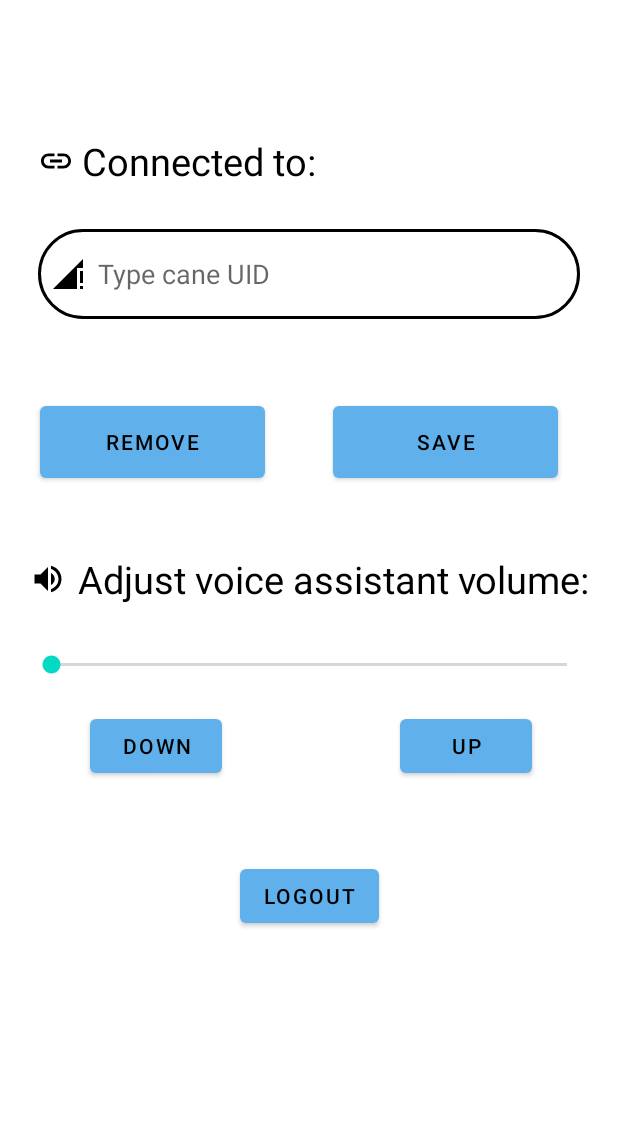
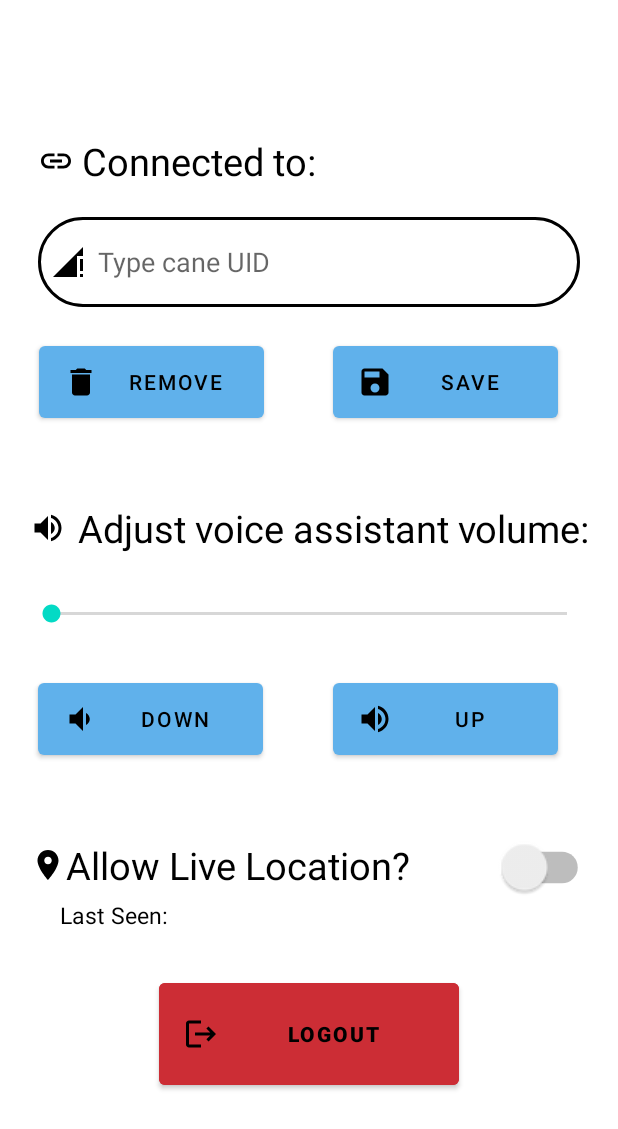
Before and after one commit to harri012/Hermes_App, an Android app: the fragment SettingsFragment shown on its own in the app's theme, on a phone screen of 412 x 824 dp. Shown: the top 1129 px of the screen. Run offline under Robolectric (Android 15) with nearby library versions, the phone set to English and light mode, and no system bars; our stand-ins replace Firebase (no records; nobody signed in at launch, a user with empty details on screens opened directly).

Commit message:
fixed calls permission grant if more than 2 times and redid settings UI

```diff
--- a/app/src/main/java/com/example/hermes_app/ui/comboNavDrawer/call/CallFragment.java
+++ b/app/src/main/java/com/example/hermes_app/ui/comboNavDrawer/call/CallFragment.java
@@ -6,6 +6,7 @@ import android.content.Intent;
 import android.content.pm.PackageManager;
 import android.net.Uri;
 import android.os.Bundle;
+import android.provider.Settings;
 import android.view.LayoutInflater;
 import android.view.View;
 import android.view.ViewGroup;
@@ -113,8 +114,8 @@ public class CallFragment extends Fragment {
 
     private void showPermissionDialog() {
         new AlertDialog.Builder(requireContext())
-                .setTitle("Permission Required")
-                .setMessage("Call permission is required to make calls. Do you want to grant the permission now?")
+                .setTitle("Call Permission Required")
+                .setMessage("Call permission is required to make calls. Do you want to grant the permission now? If grant does not work, go to app settigns")
                 .setPositiveButton("Grant", (dialog, which) -> {
                     // Request call permission again
                     requestCallPermission();
@@ -123,6 +124,13 @@ public class CallFragment extends Fragment {
                     // User canceled the permission request
                     Toast.makeText(requireContext(), "Call permission denied. You cannot make calls.", Toast.LENGTH_SHORT).show();
                 })
+                .setNeutralButton("Go to Settings", (dialog, which) -> {
+                    // Open app settings where the user can manually enable the permission
+                    Intent intent = new Intent(Settings.ACTION_APPLICATION_DETAILS_SETTINGS);
+                    Uri uri = Uri.fromParts("package", requireActivity().getPackageName(), null);
+                    intent.setData(uri);
+                    startActivity(intent);
+                })
                 .show();
     }
 
--- a/app/src/main/java/com/example/hermes_app/ui/comboNavDrawer/settings/SettingsFragment.java
+++ b/app/src/main/java/com/example/hermes_app/ui/comboNavDrawer/settings/SettingsFragment.java
@@ -33,7 +33,7 @@ public class SettingsFragment extends Fragment {
     private Button saveButton;
     private Button removeButton;
     private EditText uid;
-    private TextView uid_textView;
+    private TextView lastKnown;
     private AudioManager audioManager;
     private SeekBar soundBar;
 
@@ -150,6 +150,15 @@ public class SettingsFragment extends Fragment {
             }
         });
 
+        //SWITCH
+        lastKnown = root.findViewById(R.id.lastKnownLocationText);
+        final TextView textView = binding.lastKnownLocationText;
+        settingsViewModel.getLastKnownText().observe(getViewLifecycleOwner(), textView::setText);
+
+
+
+
+
         //logout
         authentication = FirebaseAuth.getInstance();
 
--- a/app/src/main/java/com/example/hermes_app/ui/comboNavDrawer/settings/SettingsViewModel.java
+++ b/app/src/main/java/com/example/hermes_app/ui/comboNavDrawer/settings/SettingsViewModel.java
@@ -12,16 +12,19 @@ import java.util.Arrays;
 
 public class SettingsViewModel extends ViewModel {
     private MutableLiveData<String> uid = new MutableLiveData<>();
+    private final MutableLiveData<String> lastKnownText;
     private MutableLiveData<List<String>> colorPaletteLiveData = new MutableLiveData<>();
     private MediatorLiveData<String> combinedLiveData = new MediatorLiveData<>();
 
 
     public SettingsViewModel() {
-
-
+        lastKnownText = new MutableLiveData<>();
+        lastKnownText.setValue("Last Seen: ");
     }
 
-
+    public LiveData<String> getLastKnownText() {
+        return lastKnownText;
+    }
 
     public LiveData<String> getText() {
         return uid;
--- /dev/null
+++ b/app/src/main/res/drawable/ic_baseline_delete_24.xml
@@ -0,0 +1,5 @@
+<vector android:height="24dp" android:tint="#000000"
+    android:viewportHeight="24" android:viewportWidth="24"
+    android:width="24dp" xmlns:android="http://schemas.android.com/apk/res/android">
+    <path android:fillColor="@android:color/white" android:pathData="M6,19c0,1.1 0.9,2 2,2h8c1.1,0 2,-0.9 2,-2V7H6v12zM19,4h-3.5l-1,-1h-5l-1,1H5v2h14V4z"/>
+</vector>
--- /dev/null
+++ b/app/src/main/res/drawable/ic_baseline_save_24.xml
@@ -0,0 +1,5 @@
+<vector android:height="24dp" android:tint="#000000"
+    android:viewportHeight="24" android:viewportWidth="24"
+    android:width="24dp" xmlns:android="http://schemas.android.com/apk/res/android">
+    <path android:fillColor="@android:color/white" android:pathData="M17,3L5,3c-1.11,0 -2,0.9 -2,2v14c0,1.1 0.89,2 2,2h14c1.1,0 2,-0.9 2,-2L21,7l-4,-4zM12,19c-1.66,0 -3,-1.34 -3,-3s1.34,-3 3,-3 3,1.34 3,3 -1.34,3 -3,3zM15,9L5,9L5,5h10v4z"/>
+</vector>
--- /dev/null
+++ b/app/src/main/res/drawable/ic_baseline_volume_down_24.xml
@@ -0,0 +1,5 @@
+<vector android:autoMirrored="true" android:height="24dp"
+    android:tint="#000000" android:viewportHeight="24"
+    android:viewportWidth="24" android:width="24dp" xmlns:android="http://schemas.android.com/apk/res/android">
+    <path android:fillColor="@android:color/white" android:pathData="M18.5,12c0,-1.77 -1.02,-3.29 -2.5,-4.03v8.05c1.48,-0.73 2.5,-2.25 2.5,-4.02zM5,9v6h4l5,5V4L9,9H5z"/>
+</vector>
--- a/app/src/main/res/layout/content_main.xml
+++ b/app/src/main/res/layout/content_main.xml
@@ -49,6 +49,8 @@
             android:layout_width="wrap_content"
             android:layout_height="wrap_content"
             android:backgroundTint="@color/deu_beige"
+            android:outlineAmbientShadowColor="@color/black"
+            android:contentDescription="Ping Button"
             android:src="@drawable/ic_baseline_network_ping_24"
             android:tint="@color/white"
             app:layout_anchor="@id/navigation_bottomAppBar"
--- a/app/src/main/res/layout/fragment_settings.xml
+++ b/app/src/main/res/layout/fragment_settings.xml
@@ -27,7 +27,7 @@
         android:layout_height="60dp"
         android:layout_marginLeft="25dp"
         android:layout_marginRight="25dp"
-        android:layout_marginTop="28dp"
+        android:layout_marginTop="20dp"
         android:background="@drawable/login_edit_text"
         android:drawableLeft="@drawable/ic_baseline_signal_cellular_connected_no_internet_4_bar_24"
         android:drawablePadding="8dp"
@@ -42,9 +42,10 @@
         android:id="@+id/save_button"
         android:layout_width="150dp"
         android:layout_height="60dp"
-        android:layout_marginTop="52dp"
+        android:layout_marginTop="20dp"
         android:layout_marginEnd="40dp"
         android:text="Save"
+        android:drawableLeft="@drawable/ic_baseline_save_24"
         app:layout_constraintEnd_toEndOf="parent"
         app:layout_constraintTop_toBottomOf="@+id/uid" />
 
@@ -52,9 +53,12 @@
         android:id="@+id/remove_button"
         android:layout_width="150dp"
         android:layout_height="60dp"
-        android:layout_marginTop="52dp"
+        android:layout_marginStart="25dp"
+        android:layout_marginTop="20dp"
         android:layout_marginEnd="45dp"
         android:text="Remove"
+        android:drawableLeft="@drawable/ic_baseline_delete_24"
+        app:layout_constraintStart_toStartOf="parent"
         app:layout_constraintEnd_toStartOf="@+id/save_button"
         app:layout_constraintTop_toBottomOf="@+id/uid" />
 
@@ -64,7 +68,7 @@
         android:layout_width="wrap_content"
         android:layout_height="wrap_content"
         android:layout_marginStart="20dp"
-        android:layout_marginTop="44dp"
+        android:layout_marginTop="50dp"
         android:drawableLeft="@drawable/ic_baseline_volume_up_24"
         android:drawablePadding="8dp"
         android:text="Adjust voice assistant volume:"
@@ -84,41 +88,81 @@
         app:layout_constraintStart_toStartOf="parent"
         app:layout_constraintTop_toBottomOf="@+id/Volume" />
 
+
     <Button
         android:id="@+id/volumeDownButton"
-        android:layout_width="wrap_content"
-        android:layout_height="wrap_content"
-        android:layout_marginStart="56dp"
-        android:layout_marginTop="10dp"
-        android:layout_marginBottom="25dp"
+        android:layout_width="150dp"
+        android:layout_height="60dp"
+        android:layout_marginStart="25dp"
+        android:layout_marginTop="20dp"
         android:text="down"
-        app:layout_constraintEnd_toStartOf="@+id/volumeUpButton"
+        android:drawableLeft="@drawable/ic_baseline_volume_down_24"
         app:layout_constraintStart_toStartOf="parent"
         app:layout_constraintTop_toBottomOf="@+id/soundSeekBar" />
 
     <Button
         android:id="@+id/volumeUpButton"
+        android:layout_width="150dp"
+        android:layout_height="60dp"
+        android:layout_marginTop="20dp"
+        android:layout_marginEnd="40dp"
+        android:text="up"
+        android:drawableLeft="@drawable/ic_baseline_volume_up_24"
+        app:layout_constraintEnd_toEndOf="parent"
+        app:layout_constraintTop_toBottomOf="@+id/soundSeekBar" />
+
+    <TextView
+        android:id="@+id/LocateSwitchText"
         android:layout_width="wrap_content"
         android:layout_height="wrap_content"
-        android:layout_marginStart="114dp"
-        android:layout_marginTop="10dp"
-        android:layout_marginEnd="53dp"
-        android:layout_marginBottom="80dp"
-        android:text="up"
+        android:layout_marginStart="20dp"
+        android:layout_marginTop="50dp"
+        android:layout_marginBottom="25dp"
+        android:drawableLeft="@drawable/ic_baseline_location_on_24"
+        android:text="Allow Live Location?"
+        android:textColor="@color/black"
+        android:textSize="25dp"
+        app:layout_constraintStart_toStartOf="parent"
+        app:layout_constraintTop_toBottomOf="@id/volumeDownButton" />
+
+    <TextView
+        android:id="@+id/lastKnownLocationText"
+        android:layout_width="275dp"
+        android:layout_height="20dp"
+        android:layout_marginStart="40dp"
+        android:layout_marginTop="40dp"
+        android:textColor="@color/black"
+        android:textSize="15dp"
+        app:layout_constraintStart_toStartOf="parent"
+        app:layout_constraintTop_toTopOf="@id/LocateSwitchText" />
+
+    <Switch
+        android:id="@+id/LocateSwitch"
+        android:layout_width="58dp"
+        android:layout_height="38dp"
+        android:layout_marginTop="50dp"
+        android:scaleX="1.5"
+        android:scaleY="1.5"
+        app:layout_constraintBottom_toTopOf="@+id/logout_button"
         app:layout_constraintEnd_toEndOf="parent"
-        app:layout_constraintStart_toEndOf="@+id/volumeDownButton"
-        app:layout_constraintTop_toBottomOf="@+id/soundSeekBar" />
+        app:layout_constraintHorizontal_bias="0.687"
+        app:layout_constraintStart_toEndOf="@+id/LocateSwitchText"
+        app:layout_constraintTop_toBottomOf="@+id/volumeUpButton"
+        app:layout_constraintVertical_bias="0.0"
+        tools:ignore="UseSwitchCompatOrMaterialXml" />
 
     <Button
         android:id="@+id/logout_button"
-        android:layout_width="wrap_content"
-        android:layout_height="wrap_content"
-        android:layout_marginTop="52dp"
+        android:layout_width="200dp"
+        android:layout_height="80dp"
+        android:layout_marginTop="30dp"
+        android:backgroundTint="@color/deu_red"
         android:text="Logout"
+        android:textStyle="bold"
+        android:drawableLeft="@drawable/ic_baseline_logout_24"
         app:layout_constraintEnd_toEndOf="parent"
         app:layout_constraintStart_toStartOf="parent"
-        app:layout_constraintTop_toBottomOf="@+id/volumeUpButton" />
-
+        app:layout_constraintTop_toBottomOf="@+id/lastKnownLocationText" />
 
 
 </androidx.constraintlayout.widget.ConstraintLayout>
```
